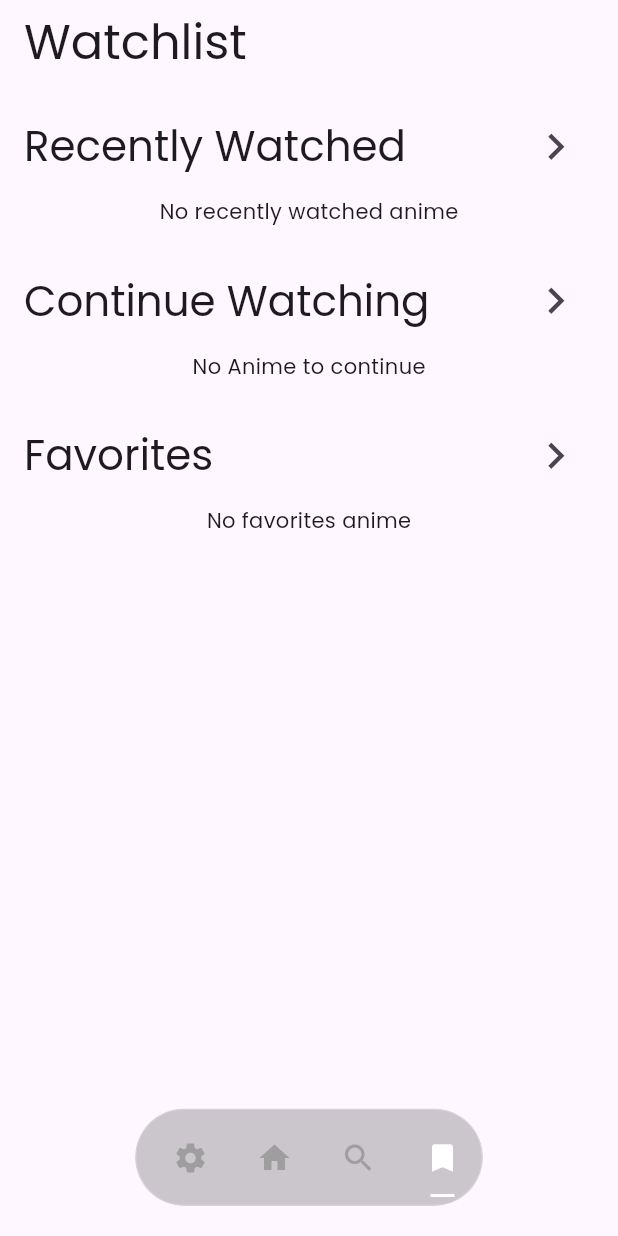
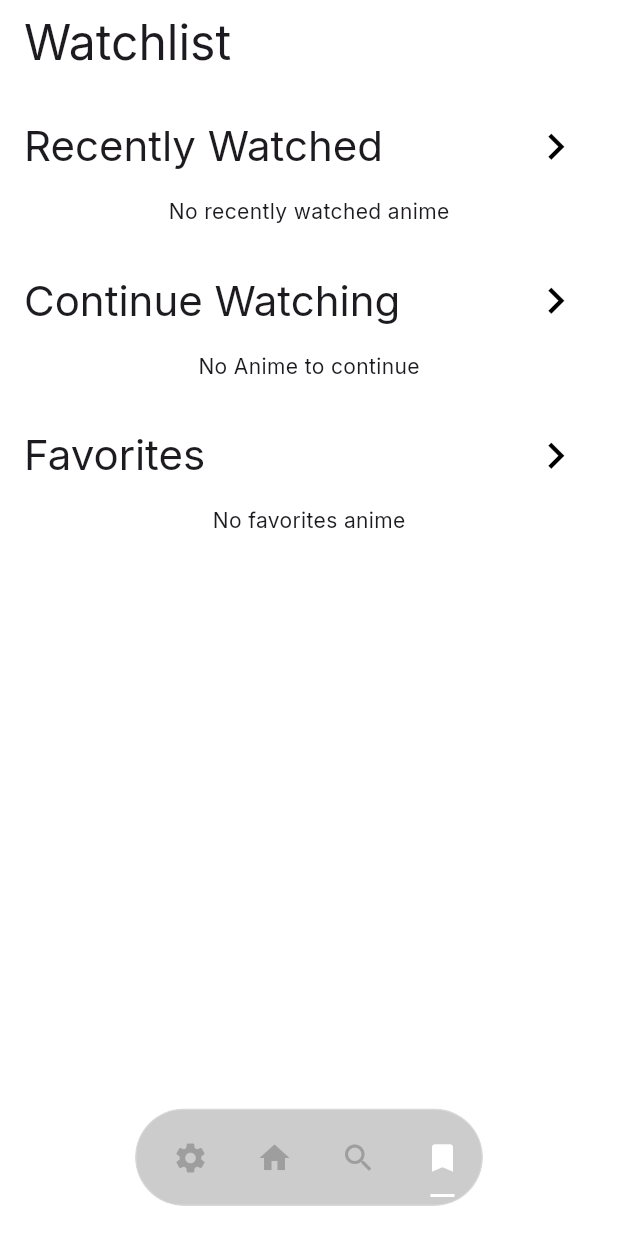
Before and after one commit to seasmoffi-gif/AnimeciX-app, a Flutter app: the screen it shows after launch, item 4 of the bottom bar chosen, on a phone screen of 412 x 824 dp. Run offline on Flutter 3.47's test engine with Material 3 defaults, Android fonts, the phone set to English and light mode, and no system bars; drawn by our look-alikes of crystal_navigation_bar; our stand-ins replace better_player, google_fonts, hive, hive_flutter, shimmer; accounts and stored records are empty; network calls fail.

Commit message:
More Themes

```diff
--- a/lib/data/models/watchlist/watchlist_model.dart
+++ b/lib/data/models/watchlist/watchlist_model.dart
@@ -6,7 +6,7 @@ abstract class BaseAnimeCard {
   String get name;
   String get poster;
   String get id;
-  String? get type;
+  String get type;
 }
 
 @HiveType(typeId: 1)
@@ -39,7 +39,7 @@ class RecentlyWatchedItem extends HiveObject implements BaseAnimeCard {
 
   @override
   @HiveField(2)
-  final String? type; // e.g., "TV", "OTV"
+  final String type; // e.g., "TV", "OTV"
 
   @override
   @HiveField(3)
@@ -78,7 +78,7 @@ class ContinueWatchingItem extends HiveObject implements BaseAnimeCard {
 
   @override
   @HiveField(6)
-  final String? type;
+  final String type;
 
   ContinueWatchingItem({
     required this.id,
--- a/lib/data/theme/theme_manager.dart
+++ b/lib/data/theme/theme_manager.dart
@@ -4,145 +4,321 @@ import 'package:google_fonts/google_fonts.dart';
 enum ThemeType {
   light,
   dark,
-  modernMint, // Fresh, clean look
-  oceanBreeze, // Calming blue theme
-  midnightPro, // Professional dark theme
-  rosePetal, // Soft pink theme
-  monochrome, // Black and white
-  techMinimal, // Minimalist with accent
-  nordicFrost, // Scandinavian inspired
-  warmCoffee, // Earthy tones
-  ultraViolet, // Modern purple
-  neoTokyo, // Cyberpunk inspired
+  modernMint,
+  oceanBreeze,
+  midnightPro,
+  rosePetal,
+  monochrome,
+  techMinimal,
+  nordicFrost,
+  warmCoffee,
+  ultraViolet,
+  neoTokyo,
+  // New themes
+  emeraldForest,
+  sunsetGold,
+  digitalLavender,
+  materialGrey,
+  nightBlue,
+  forestMoss,
+  desertSand,
+  arcticIce,
 }
 
 class ThemeManager {
   static ThemeType? getThemeType(String themeName) {
-    // Convert the input string to lowercase for case-insensitive comparison
     String lowerThemeName = themeName.toLowerCase();
-    // Iterate through each value in ThemeType
-  for (ThemeType type in ThemeType.values) {
-    // Check if the name of the enum matches the input
-    if (type.toString().split('.').last.toLowerCase() == lowerThemeName) {
-      return type;
+    for (ThemeType type in ThemeType.values) {
+      if (type.toString().split('.').last.toLowerCase() == lowerThemeName) {
+        return type;
+      }
     }
-  }
-  return null;
+    return null;
   }
 
   static ThemeData getTheme(ThemeType themeType) {
     switch (themeType) {
       case ThemeType.light:
         return ThemeData(
-          primarySwatch: Colors.blue,
-          brightness: Brightness.light,
-          textTheme: GoogleFonts.poppinsTextTheme(),
+          useMaterial3: true,
+          colorScheme: ColorScheme.light(
+            primary: Color(0xFF2196F3),
+            secondary: Color(0xFF03A9F4),
+            surface: Colors.white,
+            background: Color(0xFFF5F5F5),
+          ),
+          textTheme: GoogleFonts.interTextTheme(),
         );
+
       case ThemeType.dark:
         return ThemeData(
-          primarySwatch: Colors.blue,
-          brightness: Brightness.dark,
-          colorScheme: ColorScheme.dark().copyWith(primary: Colors.black),
-          textTheme: GoogleFonts.poppinsTextTheme().apply(
+          useMaterial3: true,
+          colorScheme: ColorScheme.dark(
+            primary: Color(0xFF1565C0),
+            secondary: Color(0xFF0277BD),
+            surface: Color(0xFF121212),
+            background: Color(0xFF000000),
+          ),
+          textTheme: GoogleFonts.interTextTheme().apply(
             bodyColor: Colors.white,
             displayColor: Colors.white,
           ),
         );
+
       case ThemeType.modernMint:
         return ThemeData(
-          primarySwatch: Colors.green,
-          brightness: Brightness.light,
-          textTheme: GoogleFonts.poppinsTextTheme(),
-          colorScheme: ColorScheme.fromSwatch().copyWith(
-            primary: Color(0xFF000000),
-            secondary: Color(0xFF44C8A8),
+          useMaterial3: true,
+          colorScheme: ColorScheme.light(
+            primary: Color(0xFF00BFA5),
+            secondary: Color(0xFF1DE9B6),
+            tertiary: Color(0xFF64FFDA),
+            surface: Colors.white,
+            background: Color(0xFFF5F5F5),
+          ),
+          textTheme: GoogleFonts.interTextTheme(),
+        );
+
+      case ThemeType.oceanBreeze:
+        return ThemeData(
+          useMaterial3: true,
+          colorScheme: ColorScheme.light(
+            primary: Color(0xFF0288D1),
+            secondary: Color(0xFF03A9F4),
+            tertiary: Color(0xFF4FC3F7),
+            surface: Colors.white,
+            background: Color(0xFFF5F5F5),
+          ),
+          textTheme: GoogleFonts.interTextTheme(),
+        );
+
+      case ThemeType.midnightPro:
+        return ThemeData(
+          useMaterial3: true,
+          colorScheme: ColorScheme.dark(
+            primary: Color(0xFF3949AB),
+            secondary: Color(0xFF5C6BC0),
+            tertiary: Color(0xFF7986CB),
+            surface: Color(0xFF121212),
+            background: Color(0xFF000000),
+          ),
+          textTheme: GoogleFonts.interTextTheme().apply(
+            bodyColor: Colors.white,
+            displayColor: Colors.white,
           ),
         );
-      case ThemeType.oceanBreeze:
+
+      case ThemeType.rosePetal:
         return ThemeData(
-          primarySwatch: Colors.blue,
-          brightness: Brightness.light,
-          textTheme: GoogleFonts.poppinsTextTheme(),
-          colorScheme: ColorScheme.fromSwatch().copyWith(
+          useMaterial3: true,
+          colorScheme: ColorScheme.light(
+            primary: Color(0xFFE91E63),
+            secondary: Color(0xFFEC407A),
+            tertiary: Color(0xFFF48FB1),
+            surface: Colors.white,
+            background: Color(0xFFFCE4EC),
+          ),
+          textTheme: GoogleFonts.interTextTheme(),
+        );
+
+      case ThemeType.monochrome:
+        return ThemeData(
+          useMaterial3: true,
+          colorScheme: ColorScheme.light(
+            primary: Color(0xFF424242),
+            secondary: Color(0xFF616161),
+            tertiary: Color(0xFF757575),
+            surface: Colors.white,
+            background: Color(0xFFF5F5F5),
+          ),
+          textTheme: GoogleFonts.interTextTheme(),
+        );
+
+      case ThemeType.techMinimal:
+        return ThemeData(
+          useMaterial3: true,
+          colorScheme: ColorScheme.light(
+            primary: Color(0xFF1976D2),
+            secondary: Color(0xFF2196F3),
+            tertiary: Color(0xFF64B5F6),
+            surface: Colors.white,
+            background: Color(0xFFFAFAFA),
+          ),
+          textTheme: GoogleFonts.robotoMonoTextTheme(),
+        );
+
+      case ThemeType.nordicFrost:
+        return ThemeData(
+          useMaterial3: true,
+          colorScheme: ColorScheme.light(
+            primary: Color(0xFF4FC3F7),
+            secondary: Color(0xFF81D4FA),
+            tertiary: Color(0xFFB3E5FC),
+            surface: Colors.white,
+            background: Color(0xFFF5F5F5),
+          ),
+          textTheme: GoogleFonts.interTextTheme(),
+        );
+
+      case ThemeType.warmCoffee:
+        return ThemeData(
+          useMaterial3: true,
+          colorScheme: ColorScheme.light(
+            primary: Color(0xFF795548),
+            secondary: Color(0xFF8D6E63),
+            tertiary: Color(0xFFA1887F),
+            surface: Color(0xFFEFEBE9),
+            background: Color(0xFFD7CCC8),
+          ),
+          textTheme: GoogleFonts.interTextTheme(),
+        );
+
+      case ThemeType.ultraViolet:
+        return ThemeData(
+          useMaterial3: true,
+          colorScheme: ColorScheme.light(
+            primary: Color(0xFF6200EA),
+            secondary: Color(0xFF7C4DFF),
+            tertiary: Color(0xFFB388FF),
+            surface: Colors.white,
+            background: Color(0xFFF3E5F5),
+          ),
+          textTheme: GoogleFonts.interTextTheme(),
+        );
+
+      case ThemeType.neoTokyo:
+        return ThemeData(
+          useMaterial3: true,
+          colorScheme: ColorScheme.dark(
+            primary: Color(0xFFE91E63),
             secondary: Color(0xFF00BCD4),
+            tertiary: Color(0xFFFFEB3B),
+            surface: Color(0xFF121212),
+            background: Color(0xFF000000),
+          ),
+          textTheme: GoogleFonts.cabinCondensedTextTheme().apply(
+            bodyColor: Colors.white,
+            displayColor: Colors.white,
           ),
         );
-      case ThemeType.midnightPro:
+
+      // New Themes
+      case ThemeType.emeraldForest:
         return ThemeData(
-          primarySwatch: Colors.indigo,
-          brightness: Brightness.dark,
-          colorScheme: ColorScheme.dark(),
-          textTheme: GoogleFonts.poppinsTextTheme().apply(
-            displayColor: Color(0xFF673AB7),
-            bodyColor: Color(0xFF673AB7),
+          useMaterial3: true,
+          colorScheme: ColorScheme.light(
+            primary: Color(0xFF2E7D32),
+            secondary: Color(0xFF388E3C),
+            tertiary: Color(0xFF43A047),
+            surface: Colors.white,
+            background: Color(0xFFE8F5E9),
+          ),
+          textTheme: GoogleFonts.interTextTheme(),
+        );
+
+      case ThemeType.sunsetGold:
+        return ThemeData(
+          useMaterial3: true,
+          colorScheme: ColorScheme.light(
+            primary: Color(0xFFFF6F00),
+            secondary: Color(0xFFFF8F00),
+            tertiary: Color(0xFFFFA000),
+            surface: Colors.white,
+            background: Color(0xFFFFF3E0),
+          ),
+          textTheme: GoogleFonts.interTextTheme(),
+        );
+
+      case ThemeType.digitalLavender:
+        return ThemeData(
+          useMaterial3: true,
+          colorScheme: ColorScheme.light(
+            primary: Color(0xFF7B1FA2),
+            secondary: Color(0xFF9C27B0),
+            tertiary: Color(0xFFAB47BC),
+            surface: Colors.white,
+            background: Color(0xFFF3E5F5),
+          ),
+          textTheme: GoogleFonts.interTextTheme(),
+        );
+
+      case ThemeType.materialGrey:
+        return ThemeData(
+          useMaterial3: true,
+          colorScheme: ColorScheme.light(
+            primary: Color(0xFF455A64),
+            secondary: Color(0xFF546E7A),
+            tertiary: Color(0xFF607D8B),
+            surface: Colors.white,
+            background: Color(0xFFECEFF1),
+          ),
+          textTheme: GoogleFonts.interTextTheme(),
+        );
+
+      case ThemeType.nightBlue:
+        return ThemeData(
+          useMaterial3: true,
+          colorScheme: ColorScheme.dark(
+            primary: Color(0xFF1A237E),
+            secondary: Color(0xFF283593),
+            tertiary: Color(0xFF303F9F),
+            surface: Color(0xFF121212),
+            background: Color(0xFF000000),
+          ),
+          textTheme: GoogleFonts.interTextTheme().apply(
+            bodyColor: Colors.white,
+            displayColor: Colors.white,
           ),
         );
-      case ThemeType.rosePetal:
+
+      case ThemeType.forestMoss:
         return ThemeData(
-          primarySwatch: Colors.pink,
-          brightness: Brightness.light,
-          textTheme: GoogleFonts.poppinsTextTheme(),
-          colorScheme: ColorScheme.fromSwatch().copyWith(
-            secondary: Color(0xFFE91E63),
+          useMaterial3: true,
+          colorScheme: ColorScheme.light(
+            primary: Color(0xFF33691E),
+            secondary: Color(0xFF558B2F),
+            tertiary: Color(0xFF689F38),
+            surface: Colors.white,
+            background: Color(0xFFF1F8E9),
           ),
+          textTheme: GoogleFonts.interTextTheme(),
         );
-      case ThemeType.monochrome:
+
+      case ThemeType.desertSand:
         return ThemeData(
-          primarySwatch: Colors.grey,
-          brightness: Brightness.light,
-          textTheme: GoogleFonts.poppinsTextTheme(),
+          useMaterial3: true,
+          colorScheme: ColorScheme.light(
+            primary: Color(0xFFBF360C),
+            secondary: Color(0xFFD84315),
+            tertiary: Color(0xFFE64A19),
+            surface: Color(0xFFFBE9E7),
+            background: Color(0xFFFBE9E7),
+          ),
+          textTheme: GoogleFonts.interTextTheme(),
         );
-      case ThemeType.techMinimal:
+
+      case ThemeType.arcticIce:
         return ThemeData(
-          primarySwatch: Colors.indigo,
-          brightness: Brightness.light,
-          textTheme: GoogleFonts.poppinsTextTheme(),
-          colorScheme: ColorScheme.fromSwatch().copyWith(
-            secondary: Color(0xFF3F51B5),
+          useMaterial3: true,
+          colorScheme: ColorScheme.light(
+            primary: Color(0xFF00ACC1),
+            secondary: Color(0xFF00BCD4),
+            tertiary: Color(0xFF26C6DA),
+            surface: Colors.white,
+            background: Color(0xFFE0F7FA),
           ),
+          textTheme: GoogleFonts.interTextTheme(),
         );
-      case ThemeType.nordicFrost:
-        return ThemeData(
-          primarySwatch: Colors.blue,
-          brightness: Brightness.light,
-          textTheme: GoogleFonts.poppinsTextTheme(),
-          colorScheme: ColorScheme.fromSwatch().copyWith(
-            secondary: Color(0xFF2196F3),
-          ),
-        );
-      case ThemeType.warmCoffee:
-        return ThemeData(
-          primarySwatch: Colors.brown,
-          brightness: Brightness.light,
-          textTheme: GoogleFonts.poppinsTextTheme(),
-          colorScheme: ColorScheme.fromSwatch().copyWith(
-            secondary: Color(0xFF8D6E63),
-          ),
-        );
-      case ThemeType.ultraViolet:
-        return ThemeData(
-          primarySwatch: Colors.purple,
-          brightness: Brightness.light,
-          textTheme: GoogleFonts.poppinsTextTheme(),
-          colorScheme: ColorScheme.fromSwatch().copyWith(
-            secondary: Color(0xFF9B59B6),
-          ),
-        );
-      case ThemeType.neoTokyo:
-        return ThemeData(
-          primarySwatch: Colors.pink,
-          brightness: Brightness.dark,
-          colorScheme: ColorScheme.dark(),
-          textTheme: GoogleFonts.poppinsTextTheme().apply(
-            displayColor: Color(0xFFF44336),
-            bodyColor: Color(0xFFF44336),
-          ),
-        );
+
       default:
         return ThemeData(
-          primarySwatch: Colors.blue,
-          brightness: Brightness.light,
-          textTheme: GoogleFonts.poppinsTextTheme(),
+          useMaterial3: true,
+          colorScheme: ColorScheme.light(
+            primary: Color(0xFF2196F3),
+            secondary: Color(0xFF03A9F4),
+            surface: Colors.white,
+            background: Color(0xFFF5F5F5),
+          ),
+          textTheme: GoogleFonts.interTextTheme(),
         );
     }
   }
--- a/lib/screens/main/details/details_screen.dart
+++ b/lib/screens/main/details/details_screen.dart
@@ -62,7 +62,6 @@ class _DetailsScreenState extends State<DetailsScreen> {
       } catch (e) {
         continueWatchingItem =
             null; // Handle the case when no matching item is found
-        print('Item not found: $e');
       }
     }
   }
@@ -252,7 +251,7 @@ class _DetailsScreenState extends State<DetailsScreen> {
     ThemeData themeData = Theme.of(context);
     return Scaffold(
       extendBody: true,
-      backgroundColor: themeData.colorScheme.primary,
+      backgroundColor: themeData.appBarTheme.backgroundColor,
       body: FutureBuilder<AnimeInfo?>(
         future: fetchData(),
         builder: (context, snapshot) {
@@ -268,7 +267,7 @@ class _DetailsScreenState extends State<DetailsScreen> {
                 expandedHeight: screenHeight * 0.6,
                 leading: IconButton(
                   onPressed: () => Navigator.pop(context),
-                  icon: const Icon(Icons.navigate_before, size: 40),
+                  icon: Icon(Icons.navigate_before, size: 40, color: Theme.of(context).colorScheme.secondary,),
                 ),
                 flexibleSpace: FlexibleSpaceBar(
                   background: _buildHeaderSection(),
@@ -288,7 +287,7 @@ class _DetailsScreenState extends State<DetailsScreen> {
                   padding:
                       const EdgeInsets.symmetric(horizontal: 15, vertical: 10),
                   decoration: BoxDecoration(
-                    color: themeData.cardColor,
+                    color: themeData.colorScheme.primary.withOpacity(0.5),
                     borderRadius: const BorderRadius.only(
                       topLeft: Radius.circular(50),
                       topRight: Radius.circular(50),
@@ -325,13 +324,12 @@ class _DetailsScreenState extends State<DetailsScreen> {
                         title: Text(
                           "EP : ${continueWatchingItem!.episode}",
                           style: TextStyle(
-                              fontWeight: FontWeight.bold,
-                             ),
+                            fontWeight: FontWeight.bold,
+                          ),
                         ),
                         subtitle: Text(
                           continueWatchingItem!.name,
-                          style: TextStyle(
-                              ),
+                          style: TextStyle(),
                           maxLines: 1,
                         ),
                         trailing: IconButton(
@@ -339,6 +337,7 @@ class _DetailsScreenState extends State<DetailsScreen> {
                                 context,
                                 MaterialPageRoute(
                                     builder: (context) => StreamScreen(
+                                        name: continueWatchingItem!.name,
                                         title: widget.title,
                                         id: widget.id,
                                         episodeId:
--- a/lib/screens/main/stream/stream_screen.dart
+++ b/lib/screens/main/stream/stream_screen.dart
@@ -13,6 +13,7 @@ class StreamScreen extends StatefulWidget {
   final String episodeId;
   final String poster;
   final int episode;
+  final String name;
 
   const StreamScreen({
     super.key,
@@ -21,6 +22,7 @@ class StreamScreen extends StatefulWidget {
     required this.episodeId,
     required this.poster,
     required this.episode,
+    required this.name
   });
 
   @override
@@ -228,7 +230,7 @@ class _StreamScreenState extends State<StreamScreen> {
 
     final newItem = ContinueWatchingItem(
       id: widget.id,
-      name: widget.title,
+      name: widget.name,
       poster: widget.poster,
       episode: widget.episode,
       episodeId: widget.episodeId,
--- a/lib/widgets/anime_card.dart
+++ b/lib/widgets/anime_card.dart
@@ -4,8 +4,21 @@ import 'package:nekoflow/data/models/anime_interface.dart';
 import 'package:nekoflow/screens/main/details/details_screen.dart';
 
 class AnimeCard extends StatelessWidget {
-  static const double _cardBorderRadius = 20.0;
-  static const double _aspectRatio = 0.75; // 3:4 aspect ratio for posters
+  // Constants moved to static final for better performance
+  static final BorderRadius _borderRadius = BorderRadius.circular(20.0);
+  static const double _aspectRatio = 0.75;
+  static const EdgeInsets _cardMargin = EdgeInsets.only(right: 12);
+  static const EdgeInsets _chipPadding = EdgeInsets.symmetric(horizontal: 6, vertical: 3);
+  static const TextStyle _titleStyle = TextStyle(
+    color: Colors.white,
+    fontSize: 16,
+    fontWeight: FontWeight.bold,
+  );
+  static const TextStyle _typeStyle = TextStyle(
+    color: Colors.white,
+    fontSize: 12,
+    fontWeight: FontWeight.bold,
+  );
 
   final Anime anime;
   final dynamic tag;
@@ -16,7 +29,7 @@ class AnimeCard extends StatelessWidget {
     required this.tag,
   });
 
-  void _navigateToDetails(BuildContext context, Size screenSize) {
+  void _navigateToDetails(BuildContext context) {
     Navigator.push(
       context,
       MaterialPageRoute(
@@ -32,40 +45,41 @@ class AnimeCard extends StatelessWidget {
   }
 
   String _getHighResImage(String posterUrl) {
+    // Using cached computed value if available
     return posterUrl.replaceAll(RegExp(r'(\d+)x(\d+)'), '600x800');
   }
 
   @override
   Widget build(BuildContext context) {
-    final screenSize = MediaQuery.of(context).size;
-    final cardWidth = screenSize.width * 0.4;
+    final screenWidth = MediaQuery.of(context).size.width;
+    final cardWidth = screenWidth * 0.4;
     final cardHeight = cardWidth / _aspectRatio;
 
     return GestureDetector(
-      onTap: () => _navigateToDetails(context, screenSize),
+      onTap: () => _navigateToDetails(context),
       child: Container(
         width: cardWidth,
         height: cardHeight,
-        margin: const EdgeInsets.only(right: 12),
+        margin: _cardMargin,
         decoration: BoxDecoration(
-          borderRadius: BorderRadius.circular(_cardBorderRadius),
-          boxShadow: [
+          borderRadius: _borderRadius,
+          boxShadow: const [
             BoxShadow(
-              color: Colors.black.withOpacity(0.2),
+              color: Color(0x33000000), // Optimized opacity
               blurRadius: 10,
-              offset: const Offset(0, 5),
+              offset: Offset(0, 5),
             ),
           ],
         ),
         child: ClipRRect(
-          borderRadius: BorderRadius.circular(_cardBorderRadius),
+          borderRadius: _borderRadius,
           child: Stack(
             fit: StackFit.expand,
             children: [
               _buildPosterImage(context, cardWidth, cardHeight),
-              _buildGradientOverlay(cardWidth),
-              _buildTypeChip(),
-              _buildTitle(cardWidth),
+              _buildGradientOverlay(),
+              _buildTypeChip(context),
+              _buildTitle(),
             ],
           ),
         ),
@@ -93,9 +107,10 @@ class AnimeCard extends StatelessWidget {
   }
 
   Widget _buildShimmer(BuildContext context, double width, double height) {
+    final theme = Theme.of(context);
     return Shimmer.fromColors(
-      baseColor: Theme.of(context).colorScheme.primary,
-      highlightColor: Theme.of(context).colorScheme.secondary,
+      baseColor: theme.colorScheme.primary,
+      highlightColor: theme.colorScheme.secondary,
       child: Container(
         width: width,
         height: height,
@@ -104,20 +119,19 @@ class AnimeCard extends StatelessWidget {
     );
   }
 
-  Widget _buildGradientOverlay(double width) {
+  Widget _buildGradientOverlay() {
     return Positioned(
       bottom: 0,
       left: 0,
       right: 0,
       child: Container(
-        width: width,
         padding: const EdgeInsets.all(8),
-        decoration: BoxDecoration(
+        decoration: const BoxDecoration(
           gradient: LinearGradient(
             begin: Alignment.bottomCenter,
             end: Alignment.topCenter,
             colors: [
-              Colors.black.withOpacity(0.8),
+              Color(0xCC000000), // Optimized opacity
               Colors.transparent,
             ],
           ),
@@ -126,14 +140,14 @@ class AnimeCard extends StatelessWidget {
     );
   }
 
-  Widget _buildTypeChip() {
+  Widget _buildTypeChip(BuildContext context) {
     return Positioned(
       top: 8,
       right: 8,
       child: Container(
-        padding: const EdgeInsets.symmetric(horizontal: 6, vertical: 3),
+        padding: _chipPadding,
         decoration: BoxDecoration(
-          color: Colors.pink,
+          color: Theme.of(context).colorScheme.secondary,
           borderRadius: BorderRadius.circular(8),
         ),
         child: Row(
@@ -147,11 +161,7 @@ class AnimeCard extends StatelessWidget {
             const SizedBox(width: 4),
             Text(
               anime.type,
-              style: const TextStyle(
-                color: Colors.white,
-                fontSize: 12,
-                fontWeight: FontWeight.bold,
-              ),
+              style: _typeStyle,
             ),
           ],
         ),
@@ -159,20 +169,19 @@ class AnimeCard extends StatelessWidget {
     );
   }
 
-  Widget _buildTitle(double width) {
+  Widget _buildTitle() {
     return Positioned(
       bottom: 8,
       left: 0,
       right: 0,
-      child: Text(
-        anime.name,
-        textAlign: TextAlign.center,
-        maxLines: 2,
-        overflow: TextOverflow.ellipsis,
-        style: const TextStyle(
-          color: Colors.white,
-          fontSize: 16,
-          fontWeight: FontWeight.bold,
+      child: Padding(
+        padding: const EdgeInsets.symmetric(horizontal: 8),
+        child: Text(
+          anime.name,
+          textAlign: TextAlign.center,
+          maxLines: 2,
+          overflow: TextOverflow.ellipsis,
+          style: _titleStyle,
         ),
       ),
     );
@@ -188,7 +197,6 @@ class CustomRectTween extends RectTween {
   @override
   Rect lerp(double t) {
     final lerped = super.lerp(t);
-    if (lerped == null) return begin!;
-    return lerped;
+    return lerped ?? begin!;
   }
 }
--- a/lib/widgets/episodes_list.dart
+++ b/lib/widgets/episodes_list.dart
@@ -107,6 +107,7 @@ class _EpisodesListState extends State<EpisodesList> {
       MaterialPageRoute(
         builder: (context) => StreamScreen(
           id: widget.id,
+          name: widget.title,
           episodeId: episode.episodeId,
           poster: widget.poster,
           episode: episode.number,
--- a/lib/widgets/favorite_button.dart
+++ b/lib/widgets/favorite_button.dart
@@ -70,6 +70,7 @@ class _FavoriteButtonState extends State<FavoriteButton> {
       onPressed: _toggleFavorite,
       icon: Icon(
         _isFavorite ? Icons.favorite : Icons.favorite_outline,
+        color: Theme.of(context).colorScheme.secondary,
       ),
     );
   }
```
Also changed, not shown: 1 other file.
